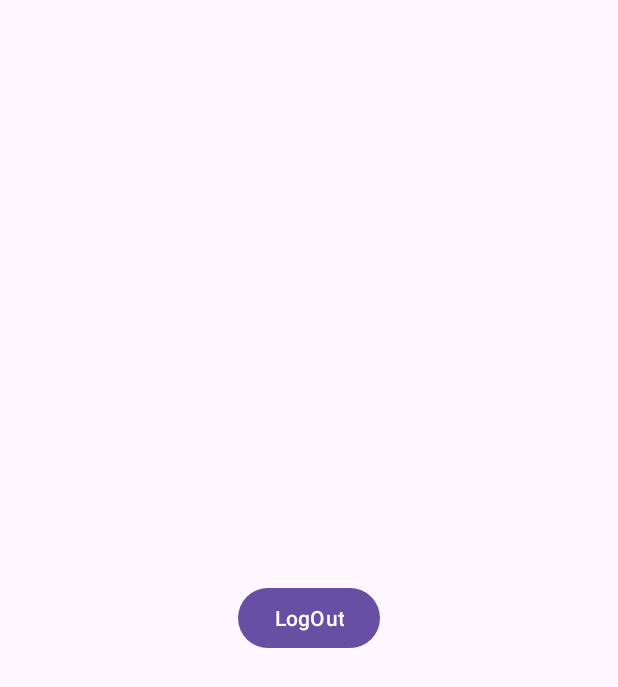
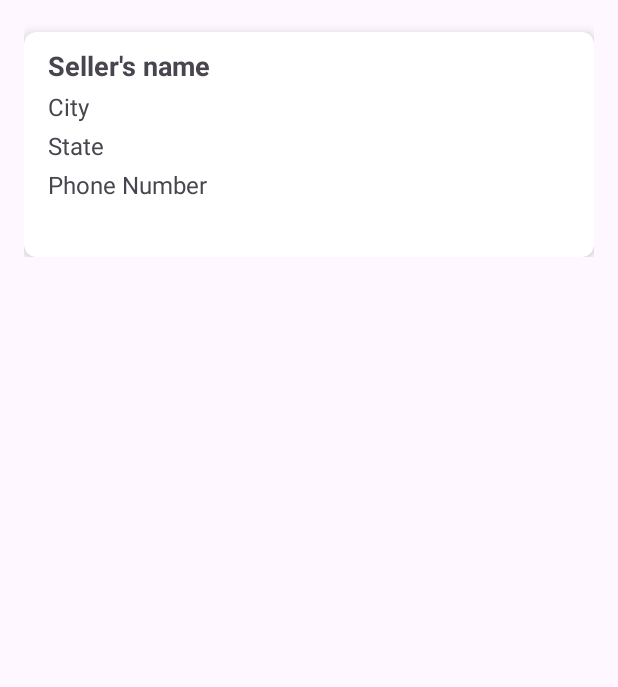
Before and after one commit to PranavModale/GreenHarvest, an Android app: the layout fragment_c__seller.xml on its own in the app's theme, with its tools: preview values and no code run, on a phone screen of 412 x 824 dp. Shown: the top 687 px of the screen. Run offline under Robolectric (Android 15) with nearby library versions, the phone set to English and light mode, and no system bars.

Commit message:
Seller Profile created

```diff
--- /dev/null
+++ b/app/src/main/res/drawable/baseline_edit_24.xml
@@ -0,0 +1,5 @@
+<vector android:height="24dp" android:tint="#000000"
+    android:viewportHeight="24" android:viewportWidth="24"
+    android:width="24dp" xmlns:android="http://schemas.android.com/apk/res/android">
+    <path android:fillColor="@android:color/white" android:pathData="M3,17.25V21h3.75L17.81,9.94l-3.75,-3.75L3,17.25zM20.71,7.04c0.39,-0.39 0.39,-1.02 0,-1.41l-2.34,-2.34c-0.39,-0.39 -1.02,-0.39 -1.41,0l-1.83,1.83 3.75,3.75 1.83,-1.83z"/>
+</vector>
--- /dev/null
+++ b/app/src/main/res/drawable/baseline_logout_24.xml
@@ -0,0 +1,5 @@
+<vector android:autoMirrored="true" android:height="24dp"
+    android:tint="#000000" android:viewportHeight="24"
+    android:viewportWidth="24" android:width="24dp" xmlns:android="http://schemas.android.com/apk/res/android">
+    <path android:fillColor="@android:color/white" android:pathData="M17,7l-1.41,1.41L18.17,11H8v2h10.17l-2.58,2.58L17,17l5,-5zM4,5h8V3H4c-1.1,0 -2,0.9 -2,2v14c0,1.1 0.9,2 2,2h8v-2H4V5z"/>
+</vector>
--- a/app/src/main/res/layout/fragment_c__seller.xml
+++ b/app/src/main/res/layout/fragment_c__seller.xml
@@ -1,18 +1,85 @@
 <?xml version="1.0" encoding="utf-8"?>
-<FrameLayout xmlns:android="http://schemas.android.com/apk/res/android"
-    xmlns:tools="http://schemas.android.com/tools"
+<androidx.core.widget.NestedScrollView
+    android:id="@+id/nestedScrollView"
     android:layout_width="match_parent"
     android:layout_height="match_parent"
-    tools:context=".seller.C_Seller">
+
+
+    android:layout_marginBottom="40dp"
+    xmlns:android="http://schemas.android.com/apk/res/android"
+    xmlns:app="http://schemas.android.com/apk/res-auto">
+
+    <LinearLayout
+        android:layout_width="match_parent"
+        android:layout_height="wrap_content"
+        android:orientation="vertical"
+        android:padding="16dp">
+
+        <!-- Profile Section -->
+        <androidx.cardview.widget.CardView
+            android:layout_width="match_parent"
+            android:layout_height="150dp"
+            android:padding="16dp"
+            app:cardElevation="4dp"
+
+            android:layout_marginTop="5dp"
+
+            app:cardCornerRadius="8dp">
+
+            <LinearLayout
+                android:layout_width="match_parent"
+                android:layout_height="wrap_content"
+                android:orientation="horizontal"
+                android:layout_marginTop="10dp"
+                android:gravity="center_vertical">
+
+
+                <LinearLayout
+                    android:layout_width="0dp"
+                    android:layout_height="wrap_content"
+                    android:layout_weight="1"
+                    android:orientation="vertical"
+                    android:paddingStart="16dp">
+
+                    <TextView
+                        android:id="@+id/farmerName"
+                        android:layout_width="wrap_content"
+                        android:layout_height="wrap_content"
+                        android:text="Seller's name"
+                        android:textSize="18sp"
+                        android:textStyle="bold" />
+
+                    <TextView
+                        android:id="@+id/city"
+                        android:layout_width="wrap_content"
+                        android:layout_height="wrap_content"
+                        android:text="City"
+                        android:textSize="16sp"
+                        android:layout_marginTop="4dp" />
+
+                    <TextView
+                        android:id="@+id/state"
+                        android:layout_width="wrap_content"
+                        android:layout_height="wrap_content"
+                        android:text="State"
+                        android:textSize="16sp"
+                        android:layout_marginTop="4dp" />
+
+                    <TextView
+                        android:id="@+id/phoneNumber"
+                        android:layout_width="wrap_content"
+                        android:layout_height="wrap_content"
+                        android:text="Phone Number"
+                        android:textSize="16sp"
+                        android:layout_marginTop="4dp" />
+
+                </LinearLayout>
+
+            </LinearLayout>
+
+        </androidx.cardview.widget.CardView>
 
 
 
-    <Button
-        android:id="@+id/button"
-        android:layout_gravity="center"
-        android:layout_width="wrap_content"
-        android:layout_height="wrap_content"
-        android:text="LogOut" />
-
-
-</FrameLayout>
+    </LinearLayout>
+</androidx.core.widget.NestedScrollView>
```
Also changed, not shown: app/src/main/AndroidManifest.xml (+4 -6 lines), app/src/main/java/com/example/greenharvest/common/EditProfile.java (added, +26 -0 lines), app/src/main/java/com/example/greenharvest/seller/C_Seller.java (+145 -14 lines), app/src/main/res/layout/activity_edit_profile.xml (added, +10 -0 lines), app/src/main/res/menu/profile_menu.xml (added, +19 -0 lines).
